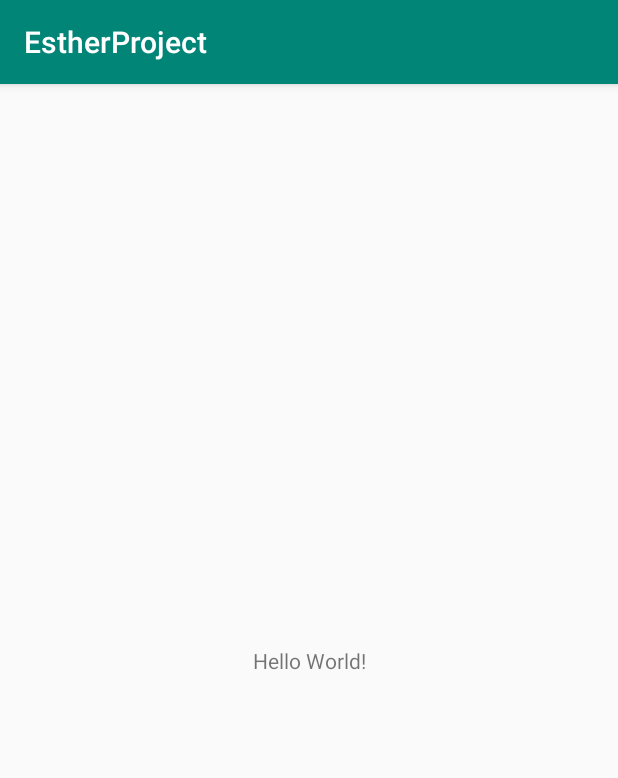
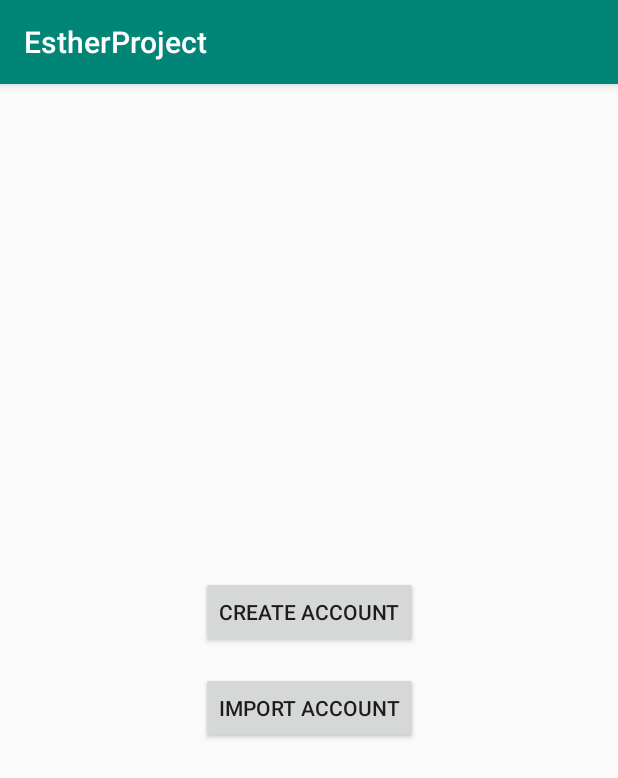
Before and after one commit to rm7370rf/EstherProject-Android, an Android app: the screen it shows after launch (LoginActivity), on a phone screen of 412 x 824 dp. Shown: the top 778 px of the screen. Run offline under Robolectric (Android 15) with nearby library versions, the phone set to English and light mode, and no system bars; our stand-ins replace ButterKnife.

Commit message:
Prepared UI of LoginActivity

```diff
--- a/app/src/main/java/org/rm7370rf/estherproject/LoginActivity.java
+++ b/app/src/main/java/org/rm7370rf/estherproject/LoginActivity.java
@@ -1,13 +1,28 @@
 package org.rm7370rf.estherproject;
 
-import android.support.v7.app.AppCompatActivity;
 import android.os.Bundle;
+import android.view.View;
+
+import androidx.appcompat.app.AppCompatActivity;
+
+import butterknife.OnClick;
 
 public class LoginActivity extends AppCompatActivity {
-
     @Override
     protected void onCreate(Bundle savedInstanceState) {
         super.onCreate(savedInstanceState);
         setContentView(R.layout.activity_login);
     }
+
+    @OnClick({R.id.createAccountBtn, R.id.importAccountBtn})
+    private void onClick(View view) {
+        switch (view.getId()) {
+            case R.id.createAccountBtn:
+
+                break;
+            case R.id.importAccountBtn:
+
+                break;
+        }
+    }
 }
--- a/app/src/main/res/layout/activity_login.xml
+++ b/app/src/main/res/layout/activity_login.xml
@@ -1,18 +1,54 @@
 <?xml version="1.0" encoding="utf-8"?>
-<android.support.constraint.ConstraintLayout xmlns:android="http://schemas.android.com/apk/res/android"
+<android.support.constraint.ConstraintLayout
+    xmlns:android="http://schemas.android.com/apk/res/android"
     xmlns:app="http://schemas.android.com/apk/res-auto"
     xmlns:tools="http://schemas.android.com/tools"
     android:layout_width="match_parent"
     android:layout_height="match_parent"
     tools:context=".LoginActivity">
 
-    <TextView
+    <Button
+        android:id="@+id/createAccountBtn"
         android:layout_width="wrap_content"
         android:layout_height="wrap_content"
-        android:text="Hello World!"
-        app:layout_constraintBottom_toBottomOf="parent"
-        app:layout_constraintLeft_toLeftOf="parent"
-        app:layout_constraintRight_toRightOf="parent"
-        app:layout_constraintTop_toTopOf="parent" />
+        android:layout_marginStart="8dp"
+        android:layout_marginEnd="8dp"
+        android:layout_marginBottom="8dp"
+        android:text="@string/create_account"
+        app:layout_constraintBottom_toTopOf="@+id/guidelineHorizontal"
+        app:layout_constraintEnd_toStartOf="@+id/guidelineRight"
+        app:layout_constraintStart_toStartOf="@+id/guidelineLeft" />
 
+    <Button
+        android:id="@+id/importAccountBtn"
+        android:layout_width="wrap_content"
+        android:layout_height="wrap_content"
+        android:layout_marginStart="8dp"
+        android:layout_marginTop="8dp"
+        android:layout_marginEnd="8dp"
+        android:text="@string/import_account"
+        app:layout_constraintEnd_toStartOf="@+id/guidelineRight"
+        app:layout_constraintStart_toStartOf="@+id/guidelineLeft"
+        app:layout_constraintTop_toTopOf="@+id/guidelineHorizontal" />
+
+    <android.support.constraint.Guideline
+        android:layout_width="wrap_content"
+        android:layout_height="wrap_content"
+        android:id="@+id/guidelineHorizontal"
+        android:orientation="horizontal"
+        app:layout_constraintGuide_percent="0.5"/>
+
+    <android.support.constraint.Guideline
+        android:layout_width="wrap_content"
+        android:layout_height="wrap_content"
+        android:id="@+id/guidelineLeft"
+        android:orientation="vertical"
+        app:layout_constraintGuide_begin="25dp"/>
+
+    <android.support.constraint.Guideline
+        android:layout_width="wrap_content"
+        android:layout_height="wrap_content"
+        android:id="@+id/guidelineRight"
+        android:orientation="vertical"
+        app:layout_constraintGuide_end="25dp"/>
 </android.support.constraint.ConstraintLayout>
--- a/app/src/main/res/values/strings.xml
+++ b/app/src/main/res/values/strings.xml
@@ -1,3 +1,5 @@
 <resources>
     <string name="app_name">EstherProject</string>
+    <string name="create_account">Create Account</string>
+    <string name="import_account">Import Account</string>
 </resources>
```
